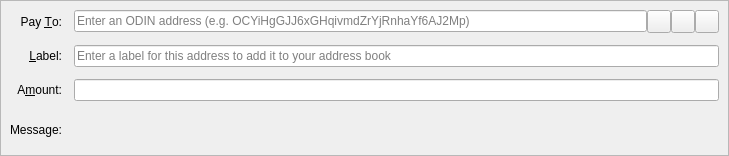
The window that src/qt/forms/sendcoinsentry.ui (Manbearpixel/Odin) describes before a commit, drawn with Qt 5.
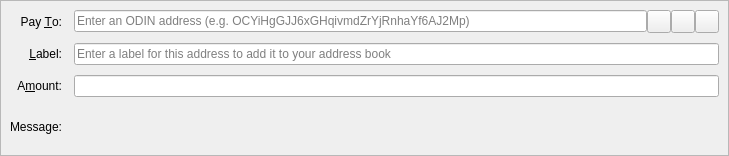
The same window after the commit. Icons and pictures are not drawn. Custom widgets are drawn as their Qt base class.

Commit message:
Spacing adjustments & Fixes for Windows
(cherry-picked from 074a49c6c6e9b86ba0ba16f909ee0a2acd503fdc)

```diff
--- a/src/qt/forms/sendcoinsentry.ui
+++ b/src/qt/forms/sendcoinsentry.ui
@@ -27,9 +27,12 @@
     <enum>QFrame::Sunken</enum>
    </property>
    <layout class="QGridLayout" name="gridLayout">
-    <property name="spacing">
+    <property name="horizontalSpacing">
      <number>12</number>
     </property>
+    <property name="verticalSpacing">
+     <number>10</number>
+    </property>
     <item row="0" column="0">
      <widget class="QLabel" name="payToLabel">
       <property name="text">
```
The commit also changes 4 other files.
